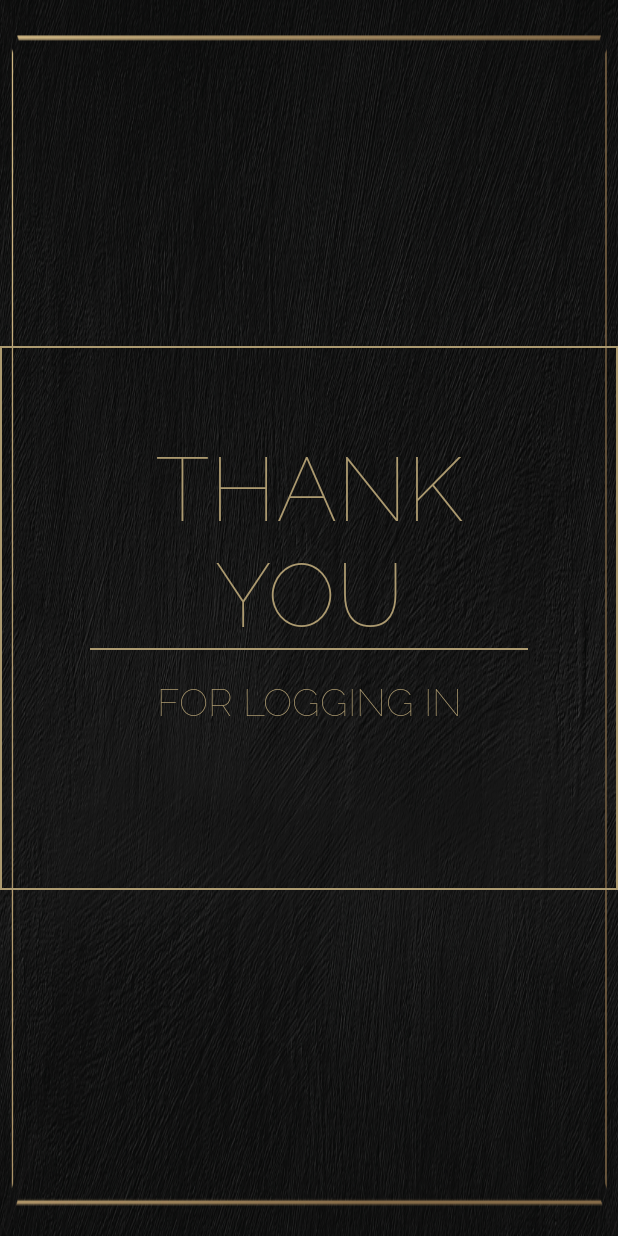
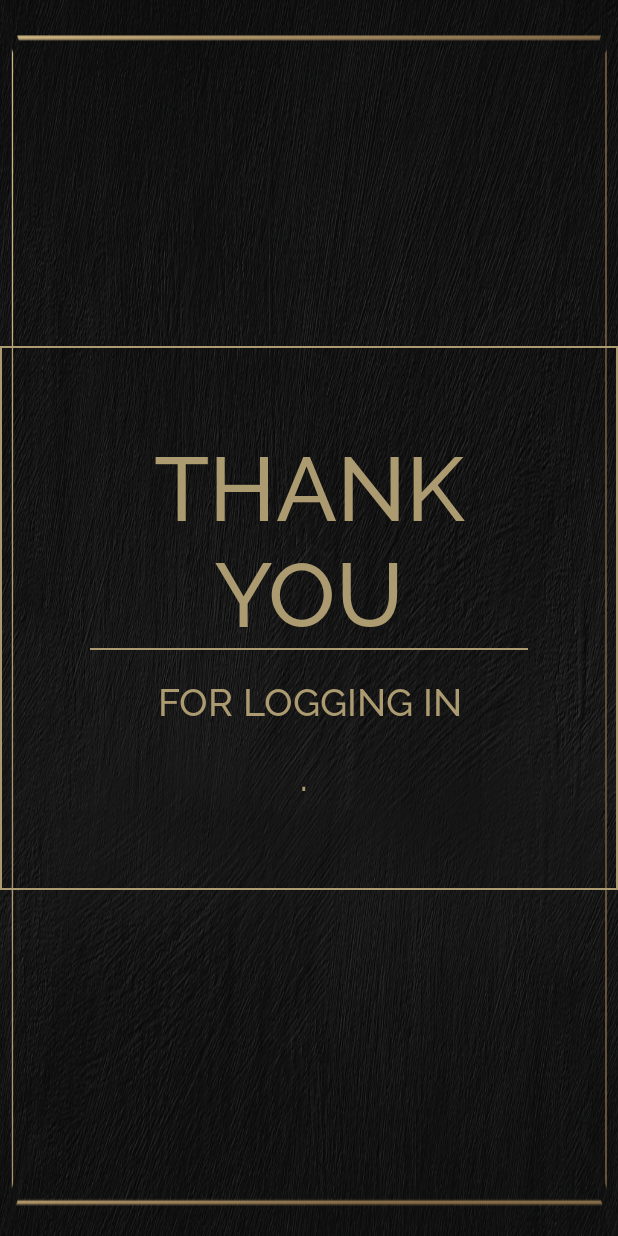
Before and after one commit to prajwalpraju/Tanishq, an Android app: the ThankYou_Screen screen opened directly, with no data from a screen before it, on a phone screen of 412 x 824 dp. Run offline under Robolectric (Android 15) with nearby library versions, the phone set to English and light mode, and no system bars; network calls fail.

Commit message:
proDis22

```diff
--- a/app/src/main/java/com/feet/tanishq/ThankYou_Screen.java
+++ b/app/src/main/java/com/feet/tanishq/ThankYou_Screen.java
@@ -23,12 +23,12 @@ public class ThankYou_Screen extends AppCompatActivity {
         tv_forllog=(TextView) findViewById(R.id.tv_for_log);
         tv_username=(TextView) findViewById(R.id.tv_username);
 
-        tv_thankyou.setTypeface(AsifUtils.getRaleWay_Thin(this));
-        tv_forllog.setTypeface(AsifUtils.getRaleWay_Thin(this));
-        tv_username.setTypeface(AsifUtils.getRaleWay_Thin(this));
+        tv_thankyou.setTypeface(AsifUtils.getRaleWay_Medium(this));
+        tv_forllog.setTypeface(AsifUtils.getRaleWay_Medium(this));
+        tv_username.setTypeface(AsifUtils.getRaleWay_Medium(this));
 
         UserDetails user=new UserDetails(getApplicationContext());
-        tv_username.setText(user.getUserName());
+        tv_username.setText(user.getUserTitle()+". "+user.getUserName());
 
         new Handler().postDelayed(new Runnable() {
             @Override
--- a/app/src/main/java/com/feet/tanishq/fragments/PagerFilter_Product.java
+++ b/app/src/main/java/com/feet/tanishq/fragments/PagerFilter_Product.java
@@ -81,9 +81,6 @@ public class PagerFilter_Product extends Fragment implements ViewPager.OnPageCha
             arr_product = (ArrayList<Model_Product>) getArguments().getSerializable(MODEL);
             arr_filter = (ArrayList<Model_TopFilter>) getArguments().getSerializable(MODEL_PRO);
         }
-
-        Log.d("ttt", "onCreate: arr_product="+arr_product.size());
-        Log.d("ttt", "onCreate: arr_filter="+arr_filter.size());
 
     }
 
--- a/app/src/main/java/com/feet/tanishq/utils/UserDetails.java
+++ b/app/src/main/java/com/feet/tanishq/utils/UserDetails.java
@@ -21,6 +21,15 @@ public class UserDetails {
 
     public void clearUserPreference(){
         userPref.edit().clear().commit();
+    }
+
+    public void setUserTitle(String userTitle){
+        editor.putString("title",userTitle);
+        editor.commit();
+    }
+
+    public String getUserTitle(){
+        return userPref.getString("title","");
     }
 
     public void setUserName(String username){
```
Also changed, not shown: app/src/main/java/com/feet/tanishq/Login_Screen.java (+7 -6 lines), app/src/main/java/com/feet/tanishq/Tanishq_Screen.java (+33 -8 lines), app/src/main/java/com/feet/tanishq/adapter/Filter_Adapter.java (+9 -6 lines), app/src/main/res/layout/fragment_pager_filter__product.xml (+6 -6 lines).
